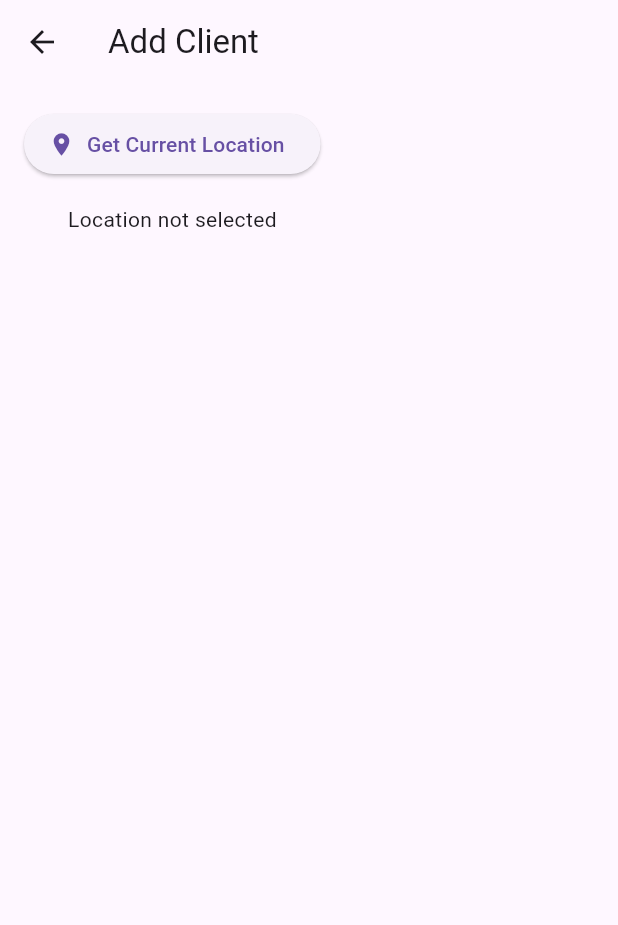
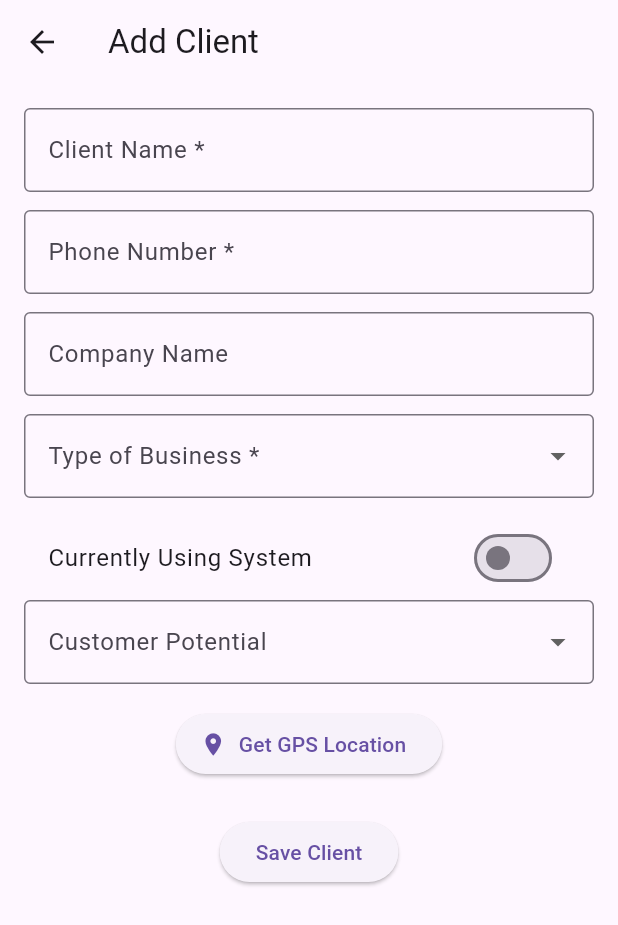
Before and after one commit to farsanasana/task, a Flutter app: the AddClientView screen opened directly, on a phone screen of 412 x 824 dp. Shown: the top 925 px of the screen. Run offline on Flutter 3.47's test engine with Material 3 defaults, Android fonts, the phone set to English and light mode, and no system bars; our stand-ins replace cloud_firestore, firebase_auth, firebase_core, geolocator, get, hive and 1 more; accounts and stored records are empty.

Commit message:
almost ui completed and add client

```diff
--- /dev/null
+++ b/lib/presentation/clients/add_client/add_client_binding.dart
@@ -0,0 +1,9 @@
+import 'package:get/get.dart';
+import 'package:task/presentation/clients/add_client/add_client_viewmodel.dart';
+
+class AddClientBinding extends Bindings {
+  @override
+  void dependencies() {
+    Get.lazyPut<AddClientViewModel>(() => AddClientViewModel());
+  }
+}
--- a/lib/presentation/clients/add_client/add_client_view.dart
+++ b/lib/presentation/clients/add_client/add_client_view.dart
@@ -1,6 +1,5 @@
 import 'package:flutter/material.dart';
 import 'package:get/get.dart';
-import 'package:google_maps_flutter/google_maps_flutter.dart';
 import 'add_client_viewmodel.dart';
 
 class AddClientView extends GetView<AddClientViewModel> {
@@ -14,46 +13,111 @@ class AddClientView extends GetView<AddClientViewModel> {
         padding: const EdgeInsets.all(16),
         child: Column(
           children: [
-            /// 📍 BUTTON TO FETCH LOCATION
+            /// Client Name (Required)
+            TextField(
+              controller: controller.nameController,
+              decoration: const InputDecoration(
+                labelText: 'Client Name *',
+                border: OutlineInputBorder(),
+              ),
+            ),
+            const SizedBox(height: 12),
+
+            /// Phone Number (Required)
+            TextField(
+              controller: controller.phoneController,
+              keyboardType: TextInputType.number,
+
+              decoration: const InputDecoration(
+                labelText: 'Phone Number *',
+                border: OutlineInputBorder(),
+              ),
+            ),
+            const SizedBox(height: 12),
+
+            /// Company Name
+            TextField(
+              controller: controller.companyController,
+              decoration: const InputDecoration(
+                labelText: 'Company Name',
+                border: OutlineInputBorder(),
+              ),
+            ),
+            const SizedBox(height: 12),
+
+            /// Type of Business (Dropdown – Mandatory)
+            Obx(() => DropdownButtonFormField<String>(
+                  value: controller.businessType.value.isEmpty
+                      ? null
+                      : controller.businessType.value,
+                  items: const [
+                    DropdownMenuItem(
+                        value: 'Retail', child: Text('Retail')),
+                    DropdownMenuItem(
+                        value: 'Service', child: Text('Service')),
+                    DropdownMenuItem(
+                        value: 'Manufacturing',
+                        child: Text('Manufacturing')),
+                  ],
+                  onChanged: (val) =>
+                      controller.businessType.value = val!,
+                  decoration: const InputDecoration(
+                    labelText: 'Type of Business *',
+                    border: OutlineInputBorder(),
+                  ),
+                )),
+            const SizedBox(height: 12),
+
+            /// Currently Using System (Yes/No – Mandatory)
+            Obx(() => SwitchListTile(
+                  title: const Text('Currently Using System'),
+                  value: controller.usingSystem.value,
+                  onChanged: (val) =>
+                      controller.usingSystem.value = val,
+                )),
+
+            /// Customer Potential (Dropdown)
+            Obx(() => DropdownButtonFormField<String>(
+                  value: controller.customerPotential.value.isEmpty
+                      ? null
+                      : controller.customerPotential.value,
+                  items: const [
+                    DropdownMenuItem(
+                        value: 'Low', child: Text('Low')),
+                    DropdownMenuItem(
+                        value: 'Medium', child: Text('Medium')),
+                    DropdownMenuItem(
+                        value: 'High', child: Text('High')),
+                  ],
+                  onChanged: (val) =>
+                      controller.customerPotential.value = val!,
+                  decoration: const InputDecoration(
+                    labelText: 'Customer Potential',
+                    border: OutlineInputBorder(),
+                  ),
+                )),
+            const SizedBox(height: 16),
+
+            /// GPS Location
             Obx(() => ElevatedButton.icon(
                   onPressed: controller.isFetchingLocation.value
                       ? null
                       : controller.getLocation,
                   icon: const Icon(Icons.location_on),
-                  label: const Text('Get Current Location'),
+                  label: Text(
+                    controller.latitude.value == 0
+                        ? 'Get GPS Location'
+                        : 'Location Captured',
+                  ),
                 )),
 
-            const SizedBox(height: 16),
+            const SizedBox(height: 24),
 
-            /// 🗺️ GOOGLE MAP
-            Obx(() {
-              if (controller.latitude.value == 0.0 &&
-                  controller.longitude.value == 0.0) {
-                return const Text('Location not selected');
-              }
-
-              return SizedBox(
-                height: 250,
-                child: GoogleMap(
-                  initialCameraPosition: CameraPosition(
-                    target: LatLng(
-                      controller.latitude.value,
-                      controller.longitude.value,
-                    ),
-                    zoom: 15,
-                  ),
-                  markers: {
-                    Marker(
-                      markerId: const MarkerId('client'),
-                      position: LatLng(
-                        controller.latitude.value,
-                        controller.longitude.value,
-                      ),
-                    )
-                  },
-                ),
-              );
-            }),
+            /// Save Button
+            ElevatedButton(
+              onPressed: controller.saveClient,
+              child: const Text('Save Client'),
+            ),
           ],
         ),
       ),
--- a/lib/presentation/clients/add_client/add_client_viewmodel.dart
+++ b/lib/presentation/clients/add_client/add_client_viewmodel.dart
@@ -1,34 +1,88 @@
+import 'package:flutter/material.dart';
 import 'package:get/get.dart';
 import 'package:geolocator/geolocator.dart';
+import 'package:firebase_auth/firebase_auth.dart';
+import 'package:cloud_firestore/cloud_firestore.dart';
 import '../../../core/services/location_service.dart';
 
 class AddClientViewModel extends GetxController {
-  final locationService = LocationService();
+  /// Controllers
+  final nameController = TextEditingController();
+  final phoneController = TextEditingController();
+  final companyController = TextEditingController();
 
-  /// Observable latitude & longitude
+  /// Dropdown values
+  final businessType = ''.obs;
+  final usingSystem = false.obs;
+  final customerPotential = ''.obs;
+
+  /// Location
   final latitude = 0.0.obs;
   final longitude = 0.0.obs;
-
   final isFetchingLocation = false.obs;
 
-  /// 📍 GET CURRENT LOCATION
+  final _locationService = LocationService();
+  final _firestore = FirebaseFirestore.instance;
+  final _auth = FirebaseAuth.instance;
+
+  /// 📍 Get GPS location
   Future<void> getLocation() async {
     try {
       isFetchingLocation.value = true;
-
       final Position position =
-          await locationService.getCurrentLocation();
+          await _locationService.getCurrentLocation();
 
       latitude.value = position.latitude;
       longitude.value = position.longitude;
     } catch (e) {
-      Get.snackbar(
-        'Location Error',
-        e.toString(),
-        snackPosition: SnackPosition.BOTTOM,
-      );
+      Get.snackbar('Location Error', e.toString());
     } finally {
       isFetchingLocation.value = false;
     }
   }
+
+  /// 💾 Save client
+  Future<void> saveClient() async {
+    if (!_validate()) return;
+
+    await _firestore.collection('clients').add({
+      'userId': _auth.currentUser!.uid,
+      'name': nameController.text.trim(),
+      'phone': phoneController.text.trim(),
+      'company': companyController.text.trim(),
+      'businessType': businessType.value,
+      'usingSystem': usingSystem.value,
+      'customerPotential': customerPotential.value,
+      'latitude': latitude.value,
+      'longitude': longitude.value,
+      'createdAt': Timestamp.now(),
+    });
+
+    Get.back();
+    Get.snackbar('Success', 'Client added successfully');
+  }
+
+  bool _validate() {
+    if (nameController.text.isEmpty) {
+      Get.snackbar('Error', 'Client name is required');
+      return false;
+    }
+    if (phoneController.text.isEmpty) {
+      Get.snackbar('Error', 'Phone number is required');
+      return false;
+    }
+    if (businessType.value.isEmpty) {
+      Get.snackbar('Error', 'Select type of business');
+      return false;
+    }
+    return true;
+  }
+
+  @override
+  void onClose() {
+    nameController.dispose();
+    phoneController.dispose();
+    companyController.dispose();
+    super.onClose();
+  }
 }
--- /dev/null
+++ b/lib/presentation/clients/client_list/client_list_binding.dart
@@ -0,0 +1,9 @@
+import 'package:get/get.dart';
+import 'package:task/presentation/clients/client_list/client_list_viewmodel.dart';
+
+class ClientListBinding extends Bindings {
+  @override
+  void dependencies() {
+    Get.lazyPut<ClientListViewModel>(() => ClientListViewModel());
+  }
+}
--- a/lib/routes/app_pages.dart
+++ b/lib/routes/app_pages.dart
@@ -1,4 +1,8 @@
 import 'package:get/get.dart';
+import 'package:task/presentation/clients/add_client/add_client_binding.dart';
+import 'package:task/presentation/clients/add_client/add_client_view.dart';
+import 'package:task/presentation/clients/client_list/client_list_binding.dart';
+import 'package:task/presentation/clients/client_list/client_list_view.dart';
 import 'package:task/presentation/dashboard/dashboard_binding.dart';
 import '../presentation/auth/login/login_view.dart';
 import '../presentation/auth/login/login_binding.dart';
@@ -22,5 +26,15 @@ class AppPages {
       page: () => const DashboardView(),
       binding: DashboardBinding(),
     ),
+     GetPage(
+      name: AppRoutes.clients,
+      page: () => const ClientListView(),
+      binding: ClientListBinding(),
+    ),
+    GetPage(
+      name: AppRoutes.addClient,
+      page: () => const AddClientView(),
+      binding: AddClientBinding(),
+    ),
   ];
 }
--- a/lib/routes/app_routes.dart
+++ b/lib/routes/app_routes.dart
@@ -2,4 +2,6 @@ abstract class AppRoutes {
   static const splash = '/';
   static const login = '/login';
   static const dashboard = '/dashboard';
+  static const clients = '/clients';
+  static const addClient = '/add-client';
 }
```
Also changed, not shown: 1 other file.
